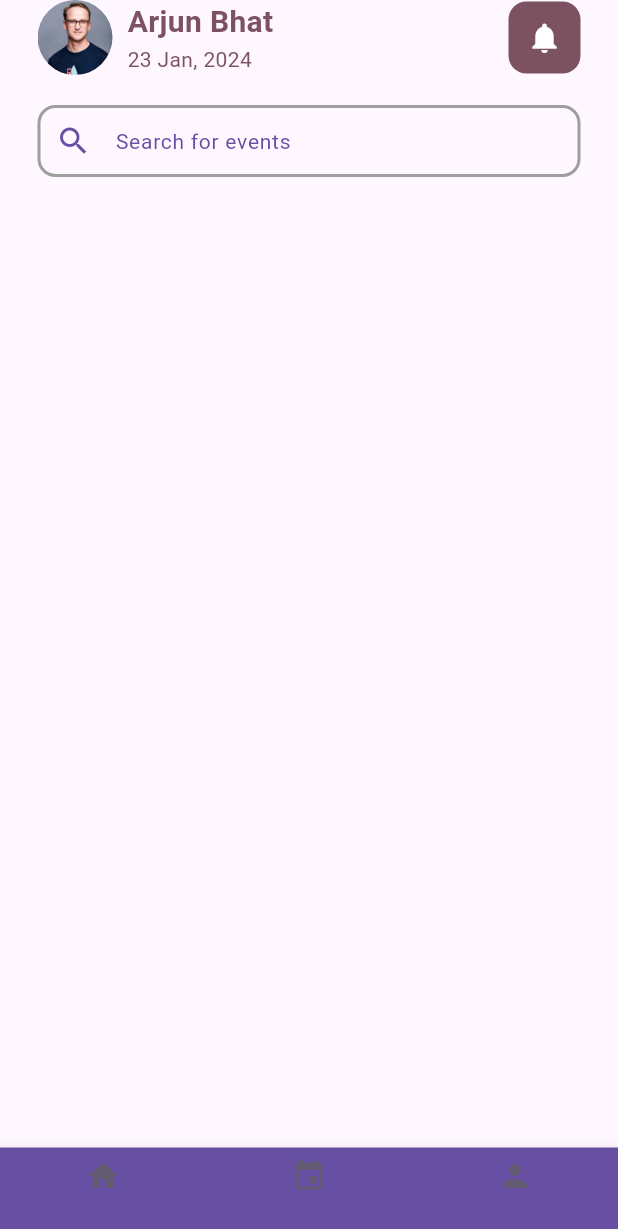
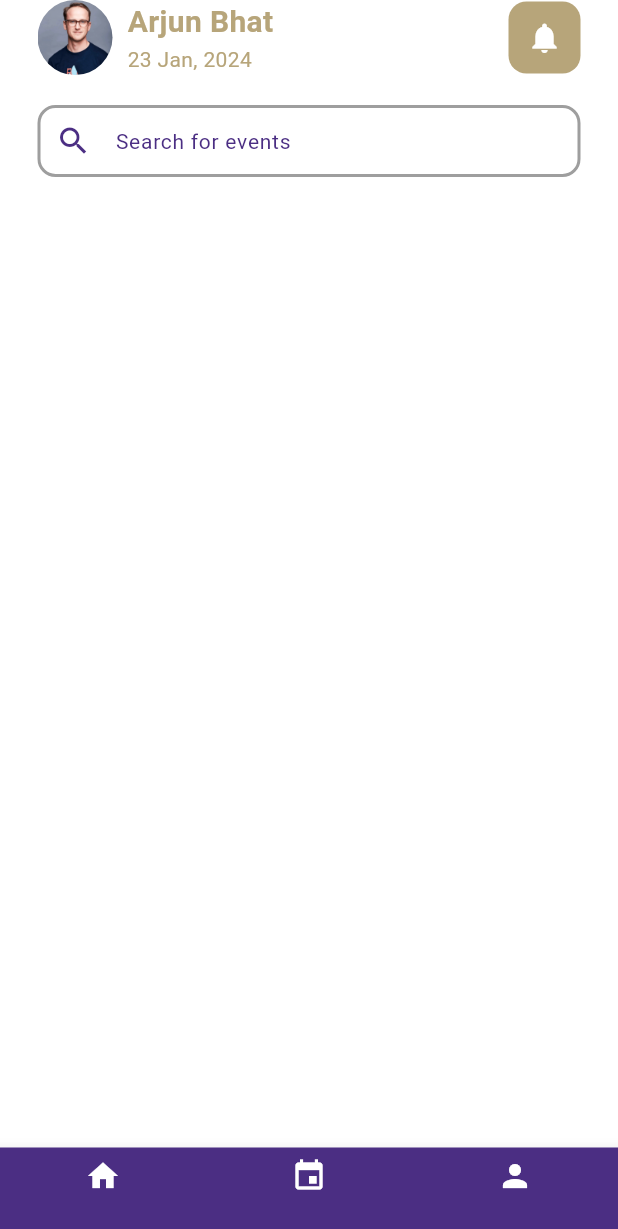
Before and after one commit to BhatArj24/find_my_buddy, a Flutter app: the screen it shows after launch, on a phone screen of 412 x 824 dp. Shown: the top 1229 px of the screen. Run offline on Flutter 3.47's test engine with Material 3 defaults, Android fonts, the light colour scheme and no system bars; missing offline and left inert: amplify_auth_cognito, amplify_authenticator, amplify_flutter.

Commit message:
theme fix

```diff
--- a/lib/main.dart
+++ b/lib/main.dart
@@ -51,6 +51,8 @@ class _MyAppState extends State<MyApp> {
       child: MaterialApp(
         builder: Authenticator.builder(),
         home: HomePage(),
+        theme: Provider.of<ThemeProvider>(context).themeData,
+        debugShowCheckedModeBanner: false,
       ),
     );
   }
```
